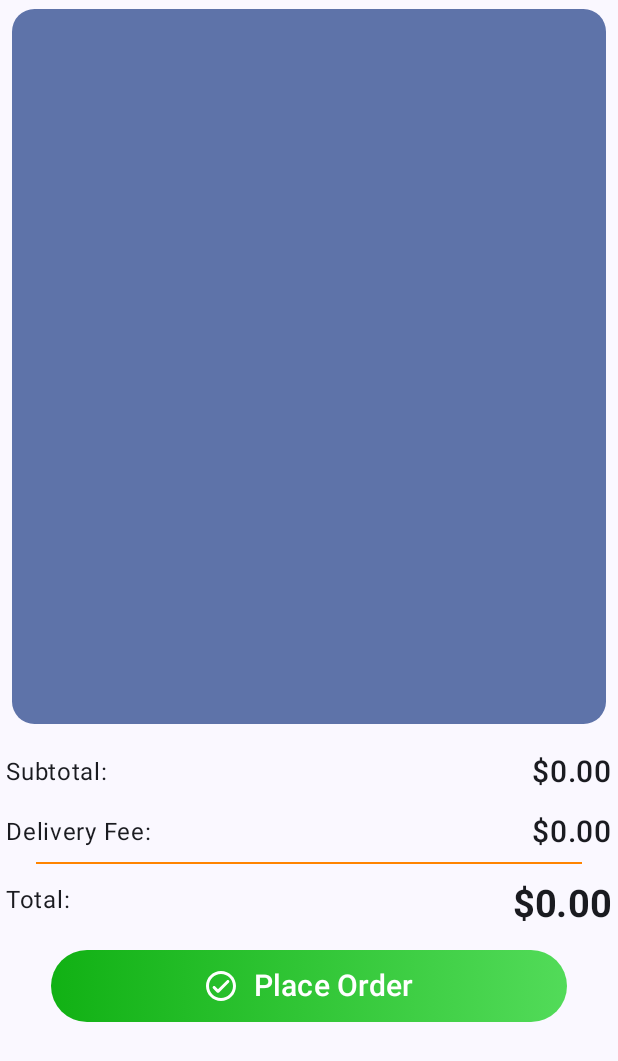
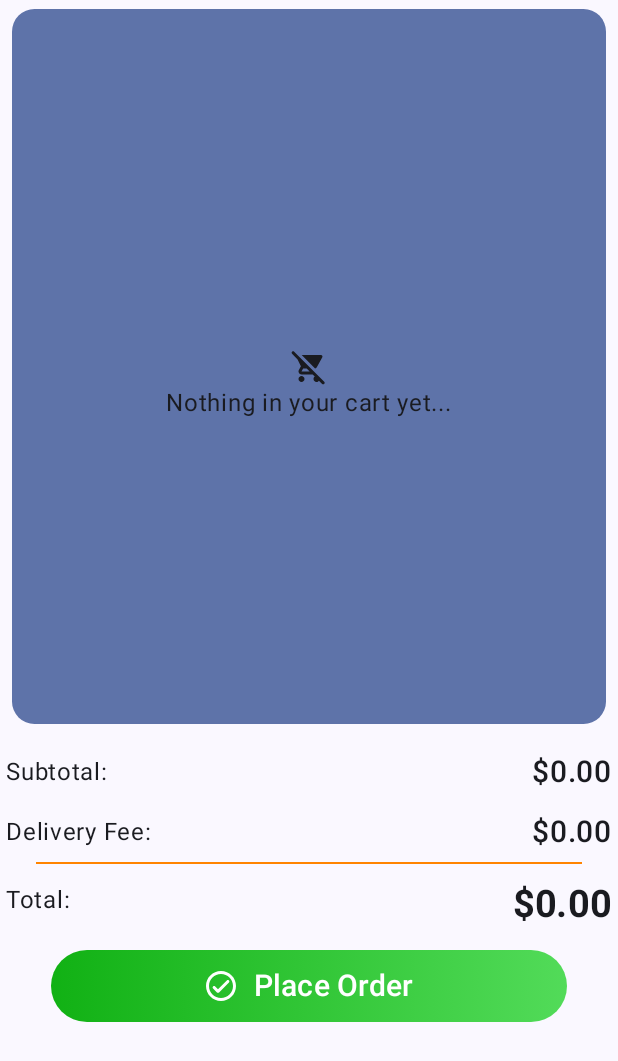
Before and after one commit to ishe19/Smatech_POS_Mobile, an Android app built with Jetpack Compose: the composable CartTab shown on its own in the app's theme, on a phone screen of 412 x 824 dp. Shown: the top 1061 px of the screen. Run offline under Robolectric (Android 15) with nearby library versions, the phone set to English and light mode, and no system bars; our stand-ins replace livedata-compose.

Commit message:
Update CartTab.kt

```diff
--- a/app/src/main/java/tech/ishe/smatechpos/views/cart/CartTab.kt
+++ b/app/src/main/java/tech/ishe/smatechpos/views/cart/CartTab.kt
@@ -97,25 +97,7 @@ fun CartTab(modifier: Modifier) {
                 if (cartList != null) {
                     if (cartList.isEmpty()) {
                         item {
-                            Box(
-                                modifier = Modifier
-                                    .height((ScreenDimensions.screenHeightDp / 1.7).dp)
-                                    .fillMaxWidth(),
-                                contentAlignment = Alignment.Center
-                            ) {
-                                Column(
-                                    modifier = Modifier
-                                        .fillMaxSize(),
-                                    verticalArrangement = Arrangement.Center,
-                                    horizontalAlignment = Alignment.CenterHorizontally
-                                ) {
-                                    Icon(
-                                        imageVector = Icons.Rounded.RemoveShoppingCart,
-                                        contentDescription = "Empty shopping cart"
-                                    )
-                                    Text(text = "Nothing in your cart yet...")
-                                }
-                            }
+                            EmptyShoppingCart()
                         }
                     } else {
                         items(cartList.size) { index ->
@@ -123,6 +105,8 @@ fun CartTab(modifier: Modifier) {
                         }
                     }
 
+                } else {
+                    item { EmptyShoppingCart() }
                 }
             }
         }
@@ -210,10 +194,14 @@ fun CartTab(modifier: Modifier) {
             Button(
                 onClick = {
                     if (cartList != null) {
-                        if(cartList.isNotEmpty()){
+                        if (cartList.isNotEmpty()) {
                             showDialog = true
-                        } else{
-                            Toast.makeText(context, "Cart is empty, please add then order", Toast.LENGTH_SHORT).show()
+                        } else {
+                            Toast.makeText(
+                                context,
+                                "Cart is empty, please add then order",
+                                Toast.LENGTH_SHORT
+                            ).show()
                         }
                     }
                 },
@@ -287,3 +275,26 @@ fun CartTab(modifier: Modifier) {
         }
     }
 }
+
+@Composable
+fun EmptyShoppingCart() {
+    Box(
+        modifier = Modifier
+            .height((ScreenDimensions.screenHeightDp / 1.7).dp)
+            .fillMaxWidth(),
+        contentAlignment = Alignment.Center
+    ) {
+        Column(
+            modifier = Modifier
+                .fillMaxSize(),
+            verticalArrangement = Arrangement.Center,
+            horizontalAlignment = Alignment.CenterHorizontally
+        ) {
+            Icon(
+                imageVector = Icons.Rounded.RemoveShoppingCart,
+                contentDescription = "Empty shopping cart"
+            )
+            Text(text = "Nothing in your cart yet...")
+        }
+    }
+}
```
